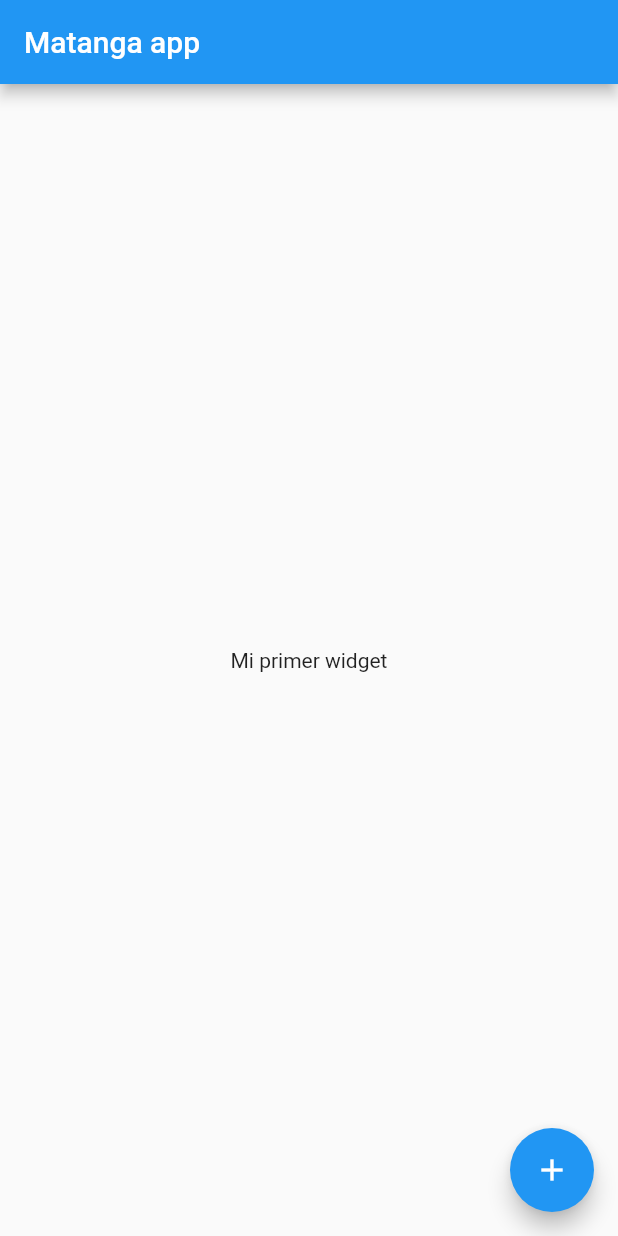
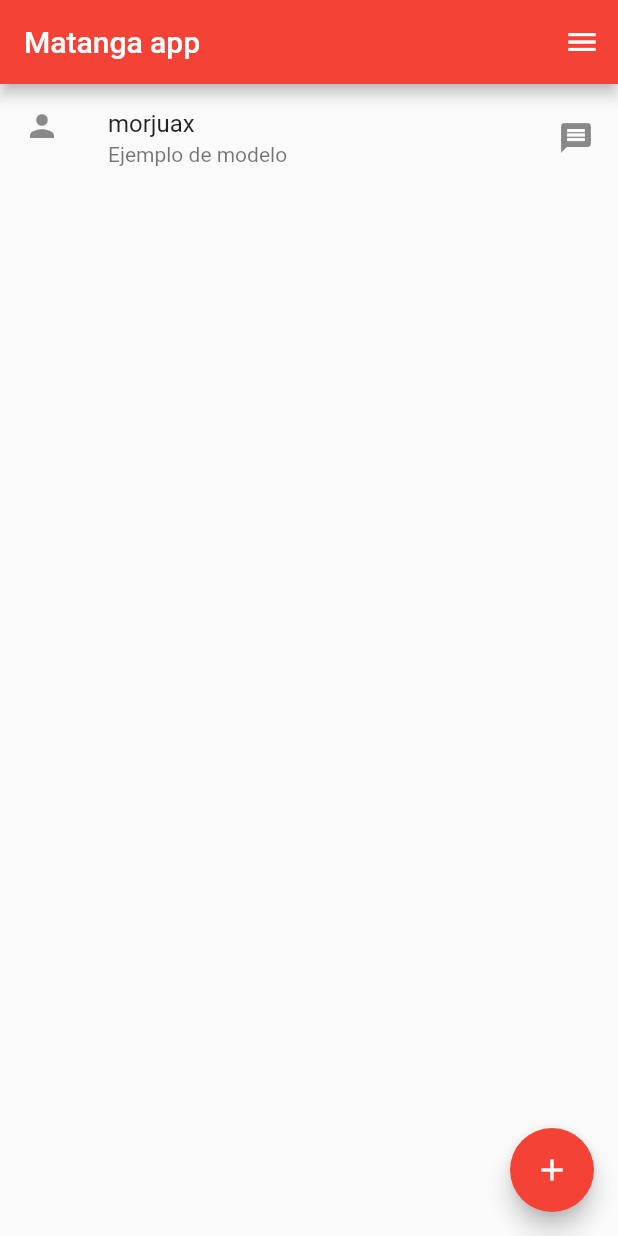
Before and after one commit to morjuax/curso_flutter_basico, a Flutter app: the screen it shows after launch, on a phone screen of 412 x 824 dp. Run offline on Flutter 3.47's test engine with Material 2 defaults, Android fonts, the phone set to English and light mode, and no system bars.

Commit message:
[UPD 2] models y modularizacion de widgets

```diff
--- a/lib/main.dart
+++ b/lib/main.dart
@@ -1,3 +1,4 @@
+import 'package:curso_flutter_basico/models/person_model.dart';
 import 'package:flutter/material.dart';
 
 void main() {
@@ -5,12 +6,32 @@ void main() {
 }
 
 class MyApp extends StatelessWidget {
+
+  PersonModel person1 = PersonModel(
+    name: 'Juan Moreno',
+    description: 'Ejemplo de modelo',
+    iconLeft: Icons.person,
+    iconRight: Icons.message,
+    nickName: 'morjuax'
+  );
+
+  // error nickname data === null
+
+  Widget customListTile(PersonModel person) {
+    return ListTile(
+      leading: Icon(person.iconLeft),
+      trailing: Icon(person.iconRight),
+      title: Text(person.nickName),
+      subtitle: Text(person.description),
+    );
+  }
+
   @override
   Widget build(BuildContext context) {
     return MaterialApp(
         title: 'Flutter Demo',
         theme: ThemeData(
-        primarySwatch: Colors.blue,
+          primarySwatch: Colors.red,
           visualDensity: VisualDensity.adaptivePlatformDensity,
         ),
         home: Scaffold(
@@ -18,18 +39,16 @@ class MyApp extends StatelessWidget {
             child: Icon(Icons.add),
           ),
           appBar: AppBar(
+            actions: [
+              IconButton(icon: Icon(Icons.menu), onPressed: () {}),
+              // IconButton(icon: Icon(Icons.image), onPressed: () {}),
+              // IconButton(icon: Icon(Icons.message), onPressed: () {})
+            ],
             title: Text('Matanga app'),
           ),
           body: Container(
-            child: Center(
-              child: Text(
-                'Mi primer widget',
-                textAlign: TextAlign.center,
-                style: TextStyle(decoration: TextDecoration.none),
+            child: customListTile(person1),
           ),
-            )
-        ),
-      )
-    );
+        ));
   }
 }
```
Lines whose indentation alone changed are shown as unchanged.
